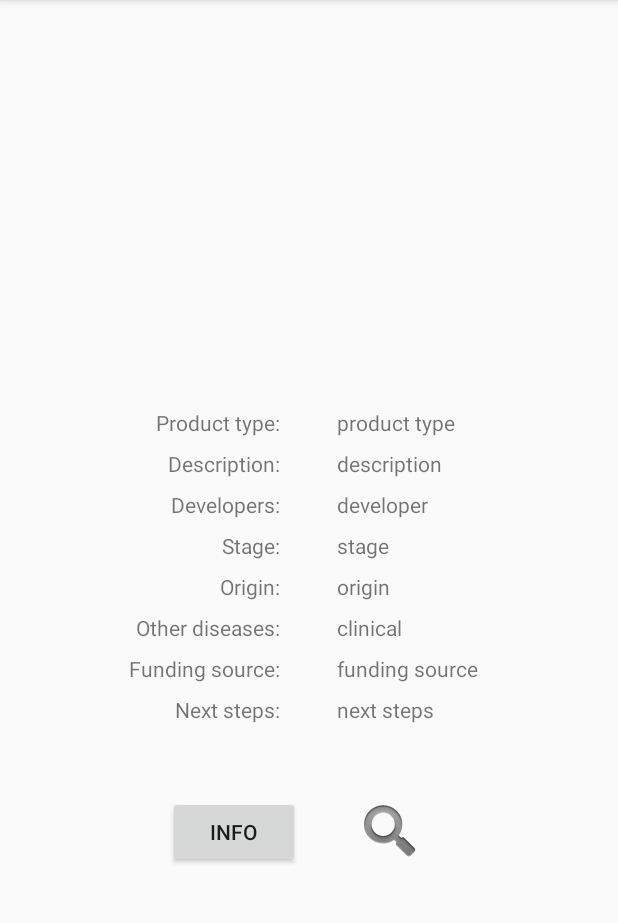
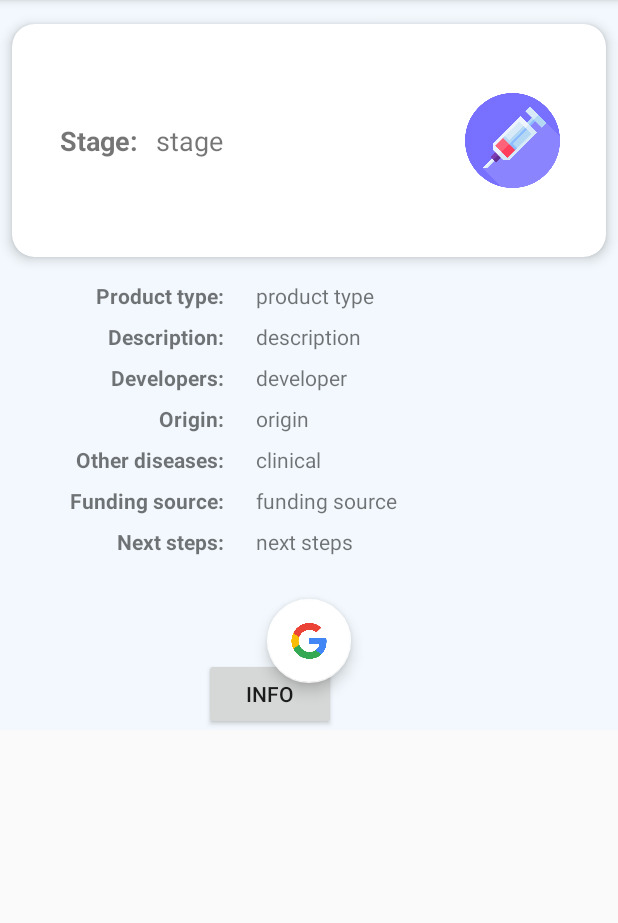
Before and after one commit to lienzhu/VacTracker, an Android app: the VaccinesDetailFragment screen opened directly, with no data from a screen before it, on a phone screen of 412 x 824 dp, the part 84-1007 px from its top. Run offline under Robolectric (Android 15) with nearby library versions, the phone set to English and light mode, and no system bars; our stand-ins replace Room's generated code; 18 statements that could not run were skipped.

Commit message:
vaccines ux

```diff
--- a/app/src/main/java/com/example/vactracker/adapters/VaccineAdapter.java
+++ b/app/src/main/java/com/example/vactracker/adapters/VaccineAdapter.java
@@ -56,13 +56,16 @@ public class VaccineAdapter extends RecyclerView.Adapter<VaccineAdapter.VaccineH
         private TextView developer;
         private TextView stage;
         public View view;
+        private ImageView stageIcon;
 
         public VaccineHolder(View itemView) {
             super(itemView);
 
             developer = itemView.findViewById(R.id.developer);
             stage = itemView.findViewById(R.id.stage);
+            stageIcon = itemView.findViewById(R.id.stage_icon);
             view = itemView;
+
 
         }
 
@@ -77,11 +80,16 @@ public class VaccineAdapter extends RecyclerView.Adapter<VaccineAdapter.VaccineH
 
 
         holder.developer.setText(currentObj.getDeveloper());
-        holder.stage.setText(currentObj.getStageOfDevelopment().toUpperCase());
+        holder.stage.setText(currentObj.getStageOfDevelopment());
 
-        if(currentObj.getStageOfDevelopment() == "Pre-clincial" || currentObj.getStageOfDevelopment() == "Pre-Clincial"){
-            holder.stage.setText("PRE-CLINICAL");
+        if(currentObj.getStageOfDevelopment().equals("Pre-clincial") || currentObj.getStageOfDevelopment().equals("Pre-Clincial") || currentObj.getStageOfDevelopment().equals("Pre-clinical") || currentObj.getStageOfDevelopment().equals("Pre-Clinical")){
+            holder.stageIcon.setImageResource(holder.itemView.getResources().getIdentifier("preclinical","drawable","com.example.vactracker"));
+            holder.stage.setText("Pre-clinical");
+        } else {
+            holder.stageIcon.setImageResource(holder.itemView.getResources().getIdentifier("clinical","drawable","com.example.vactracker"));
         }
+
+
 
         holder.view.setOnClickListener(new View.OnClickListener(){
 
--- a/app/src/main/java/com/example/vactracker/ui/vaccines/VaccinesDetailFragment.java
+++ b/app/src/main/java/com/example/vactracker/ui/vaccines/VaccinesDetailFragment.java
@@ -22,6 +22,7 @@ import com.example.vactracker.AppDatabase;
 import com.example.vactracker.R;
 import com.example.vactracker.ui.DataService;
 import com.example.vactracker.ui.data.Obj;
+import com.google.android.material.floatingactionbutton.FloatingActionButton;
 
 public class VaccinesDetailFragment extends Fragment {
 
@@ -29,7 +30,7 @@ public class VaccinesDetailFragment extends Fragment {
     private Obj vaccineObject;
     private static final String TAG = "Vaccine Detail";
     private AppDatabase mDb;
-    private ImageView googleSearch;
+    private FloatingActionButton googleSearch;
     DataService service;
 
     public VaccinesDetailFragment() {
--- a/app/src/main/res/layout/fragment_support.xml
+++ b/app/src/main/res/layout/fragment_support.xml
@@ -28,6 +28,7 @@
         android:layout_width="match_parent"
         android:layout_height="wrap_content"
         android:layout_marginStart="8dp"
+
         app:layout_constraintStart_toStartOf="parent"
         app:layout_constraintTop_toBottomOf="@+id/textView26" />
 
--- a/app/src/main/res/layout/fragment_vaccines.xml
+++ b/app/src/main/res/layout/fragment_vaccines.xml
@@ -4,12 +4,14 @@
     xmlns:tools="http://schemas.android.com/tools"
     android:layout_width="match_parent"
     android:layout_height="match_parent"
+    android:background="@color/colorBackgroundBlue"
     tools:context=".ui.vaccines.VaccinesFragment">
 
     <ScrollView
         android:layout_width="413dp"
         android:layout_height="613dp"
         android:layout_marginTop="16dp"
+        app:layout_constraintEnd_toEndOf="parent"
         app:layout_constraintStart_toStartOf="parent"
         app:layout_constraintTop_toBottomOf="@+id/all_button">
 
@@ -20,7 +22,7 @@
 
             <androidx.recyclerview.widget.RecyclerView
                 android:id="@+id/list"
-                android:layout_width="403dp"
+                android:layout_width="match_parent"
                 android:layout_height="wrap_content"
                 android:layout_marginBottom="32dp" />
         </LinearLayout>
@@ -53,6 +55,7 @@
         android:layout_height="wrap_content"
         android:layout_marginStart="52dp"
         android:text="clinical"
+
         app:layout_constraintBaseline_toBaselineOf="@+id/all_button"
         app:layout_constraintStart_toEndOf="@+id/all_button" />
 
--- a/app/src/main/res/layout/vaccine_item.xml
+++ b/app/src/main/res/layout/vaccine_item.xml
@@ -3,28 +3,35 @@
     xmlns:app="http://schemas.android.com/apk/res-auto"
     xmlns:tools="http://schemas.android.com/tools"
     android:layout_width="match_parent"
-    android:layout_height="wrap_content"
+    android:layout_height="155dp"
+    android:layout_marginStart="8dp"
     android:layout_marginTop="4dp"
+    android:layout_marginEnd="8dp"
     android:layout_marginBottom="4dp"
-    android:layout_marginStart="8dp"
-    android:layout_marginEnd="8dp">
+    android:clickable="true"
+    android:focusable="true"
+    app:cardBackgroundColor="#00FFFFFF"
+    app:cardCornerRadius="15dp"
+    app:cardElevation="5dp"
+    app:cardUseCompatPadding="false">
+
 
     <androidx.constraintlayout.widget.ConstraintLayout
         android:layout_width="match_parent"
-        android:layout_height="match_parent">
+        android:layout_height="match_parent"
+        android:background="#FFFFFF">
 
         <TextView
             android:id="@+id/developer"
-            android:layout_width="165dp"
-            android:layout_height="96dp"
+            android:layout_width="255dp"
+            android:layout_height="wrap_content"
             android:layout_marginStart="16dp"
-            android:layout_marginTop="16dp"
-            android:layout_marginBottom="16dp"
             android:text="Developer"
+            android:textAlignment="center"
             app:layout_constraintBottom_toBottomOf="parent"
             app:layout_constraintStart_toStartOf="parent"
             app:layout_constraintTop_toTopOf="parent"
-            app:layout_constraintVertical_bias="1.0" />
+            app:layout_constraintVertical_bias="0.51" />
 
         <TextView
             android:id="@+id/stage"
@@ -32,10 +39,22 @@
             android:layout_height="wrap_content"
             android:text="Stage"
             app:layout_constraintBottom_toBottomOf="parent"
+            app:layout_constraintEnd_toEndOf="@+id/stage_icon"
+            app:layout_constraintStart_toStartOf="@+id/stage_icon"
+            app:layout_constraintTop_toBottomOf="@+id/stage_icon"
+            app:layout_constraintVertical_bias="0.38" />
+
+        <ImageView
+            android:id="@+id/stage_icon"
+            android:layout_width="54dp"
+            android:layout_height="54dp"
+            android:layout_marginStart="36dp"
+            android:layout_marginTop="32dp"
             app:layout_constraintEnd_toEndOf="parent"
-            app:layout_constraintHorizontal_bias="0.505"
+            app:layout_constraintHorizontal_bias="0.0"
             app:layout_constraintStart_toEndOf="@+id/developer"
-            app:layout_constraintTop_toTopOf="parent" />
+            app:layout_constraintTop_toTopOf="parent"
+            tools:srcCompat="@tools:sample/avatars" />
 
     </androidx.constraintlayout.widget.ConstraintLayout>
 
--- a/app/src/main/res/layout/vaccines_detail.xml
+++ b/app/src/main/res/layout/vaccines_detail.xml
@@ -4,15 +4,77 @@
     xmlns:app="http://schemas.android.com/apk/res-auto"
     xmlns:tools="http://schemas.android.com/tools"
     android:layout_width="match_parent"
-    android:layout_height="match_parent">
+    android:layout_height="match_parent"
+    android:background="@color/colorBackgroundBlue">
 
     <TextView
         android:id="@+id/next_steps"
-        android:layout_width="150dp"
+        android:layout_width="175dp"
         android:layout_height="wrap_content"
         android:text="next steps"
         app:layout_constraintBaseline_toBaselineOf="@+id/textView24"
         app:layout_constraintEnd_toEndOf="@+id/funding_source" />
+
+    <TextView
+        android:id="@+id/description"
+        android:layout_width="175dp"
+        android:layout_height="wrap_content"
+        android:text="description"
+        app:layout_constraintBaseline_toBaselineOf="@+id/textView18"
+        app:layout_constraintEnd_toEndOf="@+id/product_type" />
+
+    <TextView
+        android:id="@+id/origin"
+        android:layout_width="175dp"
+        android:layout_height="wrap_content"
+        android:text="origin"
+        app:layout_constraintBaseline_toBaselineOf="@+id/textView21"
+        app:layout_constraintEnd_toEndOf="@+id/developer" />
+
+    <TextView
+        android:id="@+id/developer"
+        android:layout_width="175dp"
+        android:layout_height="wrap_content"
+        android:text="developer"
+        app:layout_constraintBaseline_toBaselineOf="@+id/textView19"
+        app:layout_constraintEnd_toEndOf="@+id/description" />
+
+    <TextView
+        android:id="@+id/clinical_button"
+        android:layout_width="175dp"
+        android:layout_height="wrap_content"
+        android:text="clinical"
+        app:layout_constraintBaseline_toBaselineOf="@+id/textView22"
+        app:layout_constraintEnd_toEndOf="@+id/origin" />
+
+    <TextView
+        android:id="@+id/funding_source"
+        android:layout_width="175dp"
+        android:layout_height="wrap_content"
+        android:text="funding source"
+        app:layout_constraintBaseline_toBaselineOf="@+id/textView23"
+        app:layout_constraintEnd_toEndOf="@+id/clinical_button" />
+
+    <TextView
+        android:id="@+id/product_type"
+        android:layout_width="175dp"
+        android:layout_height="wrap_content"
+        android:text="product type"
+        app:layout_constraintBaseline_toBaselineOf="@+id/textView17"
+        app:layout_constraintEnd_toEndOf="parent"
+        app:layout_constraintHorizontal_bias="0.245"
+        app:layout_constraintStart_toEndOf="@+id/textView17" />
+
+    <TextView
+        android:id="@+id/textView17"
+        android:layout_width="wrap_content"
+        android:layout_height="wrap_content"
+        android:layout_marginStart="64dp"
+        android:layout_marginTop="16dp"
+        android:text="Product type:"
+        android:textStyle="bold"
+        app:layout_constraintStart_toStartOf="parent"
+        app:layout_constraintTop_toBottomOf="@+id/cardView" />
 
     <TextView
         android:id="@+id/textView22"
@@ -20,65 +82,29 @@
         android:layout_height="wrap_content"
         android:layout_marginTop="8dp"
         android:text="Other diseases:"
+        android:textStyle="bold"
         app:layout_constraintEnd_toEndOf="@+id/textView21"
         app:layout_constraintTop_toBottomOf="@+id/textView21" />
 
     <TextView
-        android:id="@+id/description"
-        android:layout_width="150dp"
+        android:id="@+id/textView21"
+        android:layout_width="wrap_content"
         android:layout_height="wrap_content"
-        android:text="description"
-        app:layout_constraintBaseline_toBaselineOf="@+id/textView18"
-        app:layout_constraintEnd_toEndOf="@+id/product_type" />
+        android:layout_marginTop="8dp"
+        android:text="Origin:"
+        android:textStyle="bold"
+        app:layout_constraintEnd_toEndOf="@+id/textView19"
+        app:layout_constraintTop_toBottomOf="@+id/developer" />
 
     <TextView
-        android:id="@+id/origin"
-        android:layout_width="150dp"
+        android:id="@+id/textView19"
+        android:layout_width="wrap_content"
         android:layout_height="wrap_content"
-        android:text="origin"
-        app:layout_constraintBaseline_toBaselineOf="@+id/textView21"
-        app:layout_constraintEnd_toEndOf="@+id/stage" />
-
-    <TextView
-        android:id="@+id/developer"
-        android:layout_width="150dp"
-        android:layout_height="wrap_content"
-        android:text="developer"
-        app:layout_constraintBaseline_toBaselineOf="@+id/textView19"
-        app:layout_constraintEnd_toEndOf="@+id/description" />
-
-    <TextView
-        android:id="@+id/stage"
-        android:layout_width="150dp"
-        android:layout_height="wrap_content"
-        android:text="stage"
-        app:layout_constraintBaseline_toBaselineOf="@+id/textView20"
-        app:layout_constraintEnd_toEndOf="@+id/developer" />
-
-    <TextView
-        android:id="@+id/clinical_button"
-        android:layout_width="150dp"
-        android:layout_height="wrap_content"
-        android:text="clinical"
-        app:layout_constraintBaseline_toBaselineOf="@+id/textView22"
-        app:layout_constraintEnd_toEndOf="@+id/origin" />
-
-    <TextView
-        android:id="@+id/funding_source"
-        android:layout_width="150dp"
-        android:layout_height="wrap_content"
-        android:text="funding source"
-        app:layout_constraintBaseline_toBaselineOf="@+id/textView23"
-        app:layout_constraintEnd_toEndOf="@+id/clinical_button" />
-
-    <TextView
-        android:id="@+id/product_type"
-        android:layout_width="150dp"
-        android:layout_height="wrap_content"
-        android:text="product type"
-        app:layout_constraintBaseline_toBaselineOf="@+id/textView17"
-        app:layout_constraintEnd_toEndOf="parent"
-        app:layout_constraintStart_toEndOf="@+id/textView17" />
+        android:layout_marginTop="8dp"
+        android:text="Developers:"
+        android:textStyle="bold"
+        app:layout_constraintEnd_toEndOf="@+id/textView18"
+        app:layout_constraintTop_toBottomOf="@+id/description" />
 
     <TextView
         android:id="@+id/textView18"
@@ -86,45 +112,19 @@
         android:layout_height="wrap_content"
         android:layout_marginTop="8dp"
         android:text="Description:"
+        android:textStyle="bold"
         app:layout_constraintEnd_toEndOf="@+id/textView17"
         app:layout_constraintTop_toBottomOf="@+id/product_type" />
 
     <TextView
-        android:id="@+id/textView19"
+        android:id="@+id/textView24"
         android:layout_width="wrap_content"
         android:layout_height="wrap_content"
         android:layout_marginTop="8dp"
-        android:text="Developers:"
-        app:layout_constraintEnd_toEndOf="@+id/textView18"
-        app:layout_constraintTop_toBottomOf="@+id/description" />
-
-    <TextView
-        android:id="@+id/textView20"
-        android:layout_width="wrap_content"
-        android:layout_height="wrap_content"
-        android:layout_marginTop="8dp"
-        android:text="Stage:"
-        app:layout_constraintEnd_toEndOf="@+id/textView19"
-        app:layout_constraintTop_toBottomOf="@+id/developer" />
-
-    <TextView
-        android:id="@+id/textView21"
-        android:layout_width="wrap_content"
-        android:layout_height="wrap_content"
-        android:layout_marginTop="8dp"
-        android:text="Origin:"
-        app:layout_constraintEnd_toEndOf="@+id/textView20"
-        app:layout_constraintTop_toBottomOf="@+id/textView20" />
-
-    <TextView
-        android:id="@+id/textView17"
-        android:layout_width="wrap_content"
-        android:layout_height="wrap_content"
-        android:layout_marginStart="104dp"
-        android:layout_marginTop="272dp"
-        android:text="Product type:"
-        app:layout_constraintStart_toStartOf="parent"
-        app:layout_constraintTop_toTopOf="parent" />
+        android:text="Next steps:"
+        android:textStyle="bold"
+        app:layout_constraintEnd_toEndOf="@+id/textView23"
+        app:layout_constraintTop_toBottomOf="@+id/funding_source" />
 
     <TextView
         android:id="@+id/textView23"
@@ -132,36 +132,89 @@
         android:layout_height="wrap_content"
         android:layout_marginTop="8dp"
         android:text="Funding source:"
+        android:textStyle="bold"
         app:layout_constraintEnd_toEndOf="@+id/textView22"
         app:layout_constraintTop_toBottomOf="@+id/clinical_button" />
-
-    <TextView
-        android:id="@+id/textView24"
-        android:layout_width="wrap_content"
-        android:layout_height="wrap_content"
-        android:layout_marginTop="8dp"
-        android:text="Next steps:"
-        app:layout_constraintEnd_toEndOf="@+id/textView23"
-        app:layout_constraintTop_toBottomOf="@+id/funding_source" />
 
     <Button
         android:id="@+id/info"
         android:layout_width="wrap_content"
         android:layout_height="wrap_content"
-        android:layout_marginTop="48dp"
+        android:layout_marginStart="136dp"
+        android:layout_marginTop="68dp"
         android:text="info"
-        app:layout_constraintEnd_toEndOf="@+id/textView24"
-        app:layout_constraintHorizontal_bias="0.277"
-        app:layout_constraintStart_toStartOf="@+id/textView24"
-        app:layout_constraintTop_toBottomOf="@+id/textView24" />
+        app:layout_constraintStart_toStartOf="parent"
+        app:layout_constraintTop_toBottomOf="@+id/next_steps" />
 
-    <ImageView
+    <androidx.cardview.widget.CardView
+
+        android:id="@+id/cardView"
+        android:layout_width="match_parent"
+        android:layout_height="155dp"
+        android:layout_marginStart="8dp"
+        android:layout_marginTop="16dp"
+        android:layout_marginEnd="8dp"
+        android:clickable="true"
+        android:focusable="true"
+        app:cardBackgroundColor="#FFFFFF"
+        app:cardCornerRadius="15dp"
+        app:cardElevation="5dp"
+        app:cardUseCompatPadding="false"
+        app:layout_constraintEnd_toEndOf="parent"
+        app:layout_constraintHorizontal_bias="0.0"
+        app:layout_constraintStart_toStartOf="parent"
+        app:layout_constraintTop_toTopOf="parent">
+
+        <androidx.constraintlayout.widget.ConstraintLayout
+            android:layout_width="match_parent"
+            android:layout_height="match_parent">
+
+            <TextView
+                android:id="@+id/textView20"
+                android:layout_width="wrap_content"
+                android:layout_height="wrap_content"
+                android:layout_marginStart="32dp"
+                android:text="Stage:"
+                android:textSize="18sp"
+                android:textStyle="bold"
+                app:layout_constraintBottom_toBottomOf="parent"
+                app:layout_constraintStart_toStartOf="parent"
+                app:layout_constraintTop_toTopOf="parent" />
+
+            <TextView
+                android:id="@+id/stage"
+                android:layout_width="175dp"
+                android:layout_height="wrap_content"
+                android:layout_marginStart="12dp"
+                android:text="stage"
+                android:textSize="18sp"
+                app:layout_constraintBaseline_toBaselineOf="@+id/textView20"
+                app:layout_constraintStart_toEndOf="@+id/textView20" />
+
+            <ImageView
+                android:id="@+id/stagedev_icon"
+                android:layout_width="63dp"
+                android:layout_height="63dp"
+                app:layout_constraintBottom_toBottomOf="parent"
+                app:layout_constraintEnd_toEndOf="parent"
+                app:layout_constraintStart_toEndOf="@+id/stage"
+                app:layout_constraintTop_toTopOf="parent"
+                app:srcCompat="@drawable/clinical" />
+
+        </androidx.constraintlayout.widget.ConstraintLayout>
+    </androidx.cardview.widget.CardView>
+
+    <com.google.android.material.floatingactionbutton.FloatingActionButton
         android:id="@+id/google_search"
         android:layout_width="wrap_content"
         android:layout_height="wrap_content"
-        android:layout_marginStart="36dp"
-        app:layout_constraintStart_toEndOf="@+id/info"
-        app:layout_constraintTop_toTopOf="@+id/info"
-        app:srcCompat="@android:drawable/ic_search_category_default" />
+        android:clickable="true"
+        app:backgroundTint="#FFFFFF"
+        app:layout_constraintBottom_toBottomOf="parent"
+        app:layout_constraintEnd_toEndOf="parent"
+        app:layout_constraintStart_toStartOf="parent"
+        app:layout_constraintTop_toTopOf="parent"
+        app:layout_constraintVertical_bias="0.928"
+        app:srcCompat="@drawable/google" />
 
 </androidx.constraintlayout.widget.ConstraintLayout>
```
Also changed, not shown: app/src/main/res/drawable/clinical.png (added), app/src/main/res/drawable/google.png (added), app/src/main/res/drawable/preclinical.png (added).
